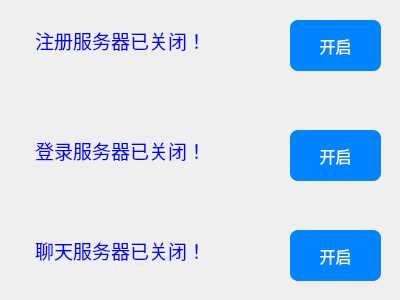
iampby/MyQQ, file widget.ui: the form before one commit.
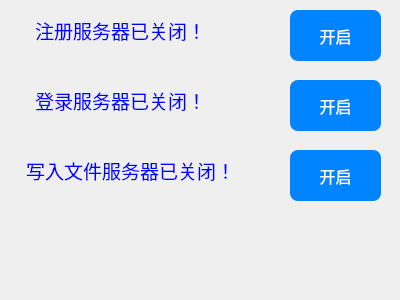
The form after the commit.

Commit message: 添加写入文件服务器， 专门用于接受文件

Diff of the .ui file:
```diff
--- a/widget.ui
+++ b/widget.ui
@@ -17,7 +17,7 @@
    <property name="geometry">
     <rect>
      <x>290</x>
-     <y>20</y>
+     <y>10</y>
      <width>91</width>
      <height>51</height>
     </rect>
@@ -50,8 +50,8 @@
    <property name="geometry">
     <rect>
      <x>20</x>
-     <y>220</y>
-     <width>201</width>
+     <y>140</y>
+     <width>221</width>
      <height>61</height>
     </rect>
    </property>
@@ -68,7 +68,7 @@
 }</string>
    </property>
    <property name="text">
-    <string>聊天服务器已关闭！</string>
+    <string>写入文件服务器已关闭！</string>
    </property>
    <property name="textFormat">
     <enum>Qt::AutoText</enum>
@@ -81,7 +81,7 @@
    <property name="geometry">
     <rect>
      <x>290</x>
-     <y>230</y>
+     <y>150</y>
      <width>91</width>
      <height>51</height>
     </rect>
@@ -114,7 +114,7 @@
    <property name="geometry">
     <rect>
      <x>290</x>
-     <y>130</y>
+     <y>80</y>
      <width>91</width>
      <height>51</height>
     </rect>
@@ -147,7 +147,7 @@
    <property name="geometry">
     <rect>
      <x>20</x>
-     <y>120</y>
+     <y>70</y>
      <width>201</width>
      <height>61</height>
     </rect>
@@ -178,7 +178,7 @@
    <property name="geometry">
     <rect>
      <x>20</x>
-     <y>10</y>
+     <y>0</y>
      <width>201</width>
      <height>61</height>
     </rect>
```
The commit also changes 75 other files.
